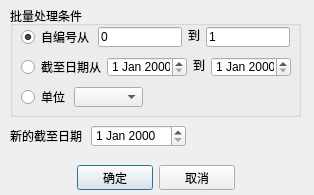
Qt form Dialog/cdlgbulkcharge.ui (jjzhang166/ParkCode) before a commit.
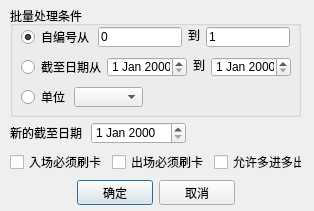
The same form after that commit.

Diff of the .ui file:
```diff
--- a/Dialog/cdlgbulkcharge.ui
+++ b/Dialog/cdlgbulkcharge.ui
@@ -7,19 +7,19 @@
     <x>0</x>
     <y>0</y>
     <width>314</width>
-    <height>195</height>
+    <height>211</height>
    </rect>
   </property>
   <property name="minimumSize">
    <size>
     <width>314</width>
-    <height>195</height>
+    <height>211</height>
    </size>
   </property>
   <property name="maximumSize">
    <size>
     <width>314</width>
-    <height>195</height>
+    <height>211</height>
    </size>
   </property>
   <property name="windowTitle">
@@ -172,7 +172,7 @@
    <property name="geometry">
     <rect>
      <x>77</x>
-     <y>165</y>
+     <y>180</y>
      <width>158</width>
      <height>25</height>
     </rect>
@@ -194,11 +194,20 @@
     </item>
    </layout>
   </widget>
-  <widget class="QWidget" name="layoutWidget">
+  <widget class="QWidget" name="widgetDate" native="true">
    <property name="geometry">
     <rect>
      <x>10</x>
-     <y>125</y>
+     <y>122</y>
+     <width>191</width>
+     <height>25</height>
+    </rect>
+   </property>
+   <widget class="QWidget" name="layoutWidget">
+    <property name="geometry">
+     <rect>
+      <x>0</x>
+      <y>0</y>
      <width>176</width>
      <height>22</height>
     </rect>
@@ -215,6 +224,50 @@
      <widget class="QDateEdit" name="dtNewEnd"/>
     </item>
    </layout>
+   </widget>
+  </widget>
+  <widget class="QWidget" name="widgetState" native="true">
+   <property name="geometry">
+    <rect>
+     <x>10</x>
+     <y>153</y>
+     <width>291</width>
+     <height>21</height>
+    </rect>
+   </property>
+   <widget class="QWidget" name="layoutWidget">
+    <property name="geometry">
+     <rect>
+      <x>0</x>
+      <y>0</y>
+      <width>299</width>
+      <height>18</height>
+     </rect>
+    </property>
+    <layout class="QHBoxLayout" name="horizontalLayout">
+     <item>
+      <widget class="QCheckBox" name="chkEnterMustCard">
+       <property name="text">
+        <string>入场必须刷卡</string>
+       </property>
+      </widget>
+     </item>
+     <item>
+      <widget class="QCheckBox" name="chkLeaveMustCard">
+       <property name="text">
+        <string>出场必须刷卡</string>
+       </property>
+      </widget>
+     </item>
+     <item>
+      <widget class="QCheckBox" name="chkMIMO">
+       <property name="text">
+        <string>允许多进多出</string>
+       </property>
+      </widget>
+     </item>
+    </layout>
+   </widget>
   </widget>
  </widget>
  <resources/>
```
Lines whose indentation alone changed are shown as unchanged.
